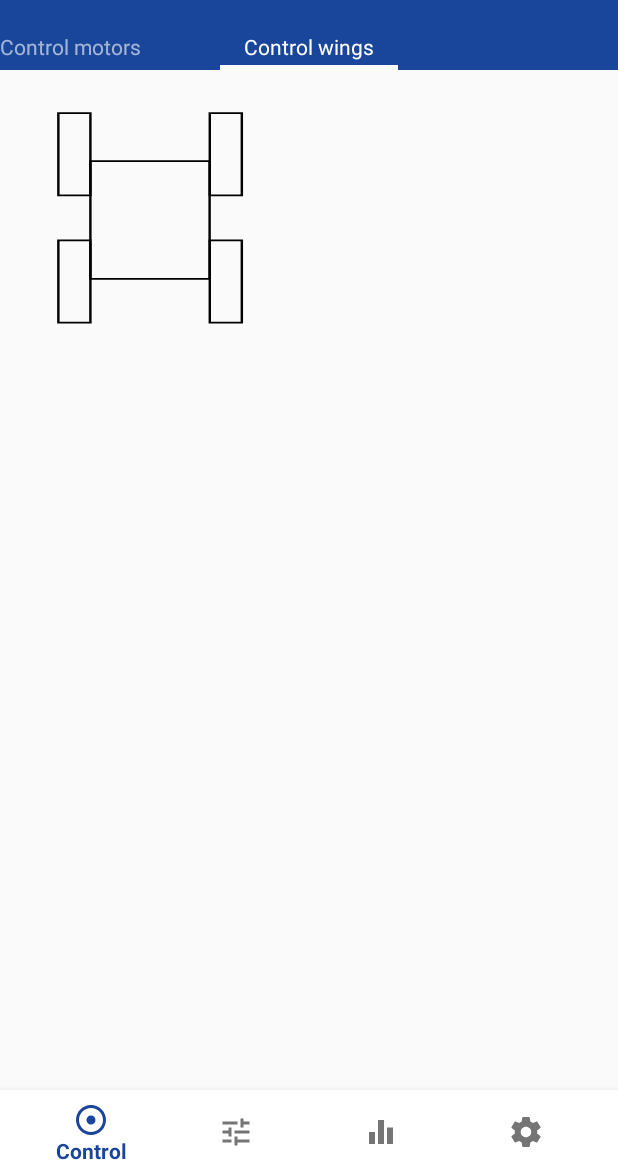
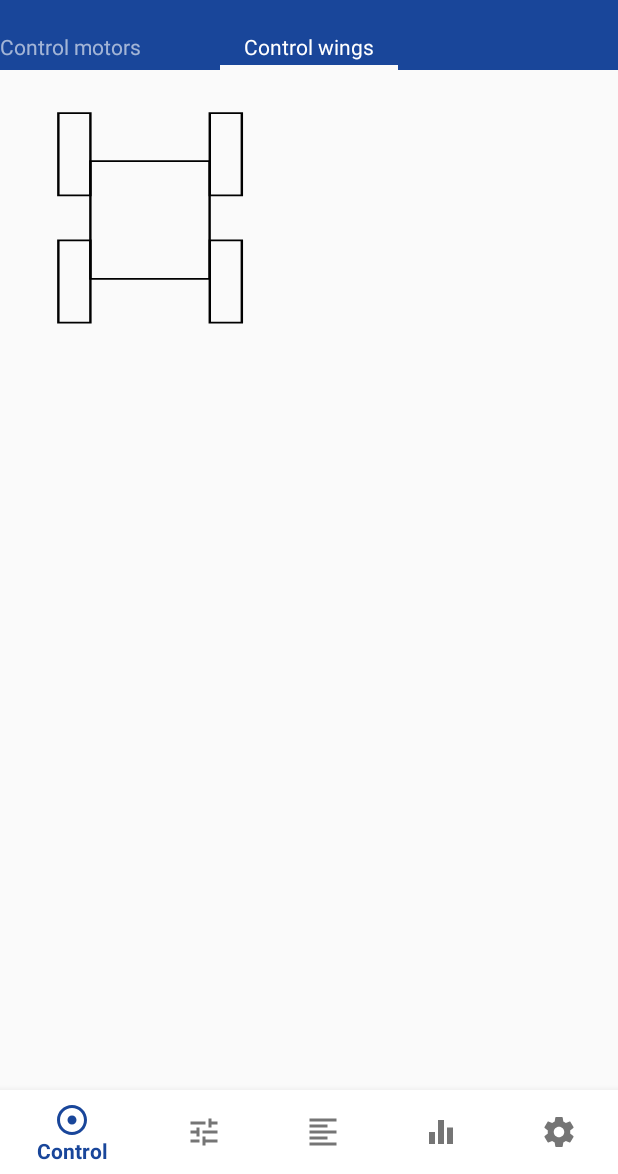
Before and after one commit to P8P-7/android-app, an Android app: the fragment LogFragment placed in its activity, after a tap on "Control wings", on a phone screen of 412 x 824 dp, the part 62-1236 px from its top. Run offline under Robolectric (Android 15) with nearby library versions, the phone set to English and light mode, and no system bars; our stand-ins replace Timber, androidx.preference; libraries missing offline, so code that uses them is left out: androidx.constraintlayout, belka.us.androidtoggleswitch, io.github.controlwear.virtual; plain views replace ConstraintLayout, ToggleSwitch; 24 statements that could not run were skipped.

```diff
--- a/app/src/main/java/nl/team_goliath/app/service/ZMQPublishService.java
+++ b/app/src/main/java/nl/team_goliath/app/service/ZMQPublishService.java
@@ -111,7 +111,6 @@ public class ZMQPublishService extends Service {
                     MessageCarrier message = messages.take();
                     zSocket.sendMore("" + message.getMessageCase().getNumber());
                     zSocket.send(message.toByteArray(), 0);
-                    Timber.v("Publisher send: %s", message.toString());
                 } catch (InterruptedException ignored) {
                 }
             }
--- a/app/src/main/java/nl/team_goliath/app/ui/StatisticsFragment.java
+++ b/app/src/main/java/nl/team_goliath/app/ui/LogFragment.java
@@ -18,7 +18,7 @@ import androidx.fragment.app.Fragment;
 import androidx.lifecycle.ViewModelProviders;
 import nl.team_goliath.app.R;
 import nl.team_goliath.app.adapter.MessageAdapter;
-import nl.team_goliath.app.databinding.StatisticsFragmentBinding;
+import nl.team_goliath.app.databinding.LogFragmentBinding;
 import nl.team_goliath.app.formatter.BatteryRepositoryFormatter;
 import nl.team_goliath.app.formatter.ConfigRepositoryFormatter;
 import nl.team_goliath.app.formatter.LogRepositoryFormatter;
@@ -32,24 +32,24 @@ import nl.team_goliath.app.viewmodel.RepositoryViewModel;
 /**
  * Main UI for the statistics screen.
  */
-public class StatisticsFragment extends Fragment {
+public class LogFragment extends Fragment {
     private RepositoryViewModel repositoryViewModel;
 
-    private AutoClearedValue<StatisticsFragmentBinding> binding;
+    private AutoClearedValue<LogFragmentBinding> binding;
     private AutoClearedValue<MessageAdapter> adapter;
 
     private BatteryRepositoryFormatter batteryRepositoryFormatter;
     private ConfigRepositoryFormatter configRepositoryFormatter;
     private LogRepositoryFormatter logRepositoryFormatter;
 
-    public static StatisticsFragment newInstance() {
-        return new StatisticsFragment();
+    public static LogFragment newInstance() {
+        return new LogFragment();
     }
 
     @Nullable
     @Override
     public View onCreateView(LayoutInflater inflater, @Nullable ViewGroup container, @Nullable Bundle savedInstanceState) {
-        StatisticsFragmentBinding dataBinding = DataBindingUtil.inflate(inflater, R.layout.statistics_fragment, container, false);
+        LogFragmentBinding dataBinding = DataBindingUtil.inflate(inflater, R.layout.log_fragment, container, false);
         binding = new AutoClearedValue<>(this, dataBinding);
         return dataBinding.getRoot();
     }
--- a/app/src/main/java/nl/team_goliath/app/ui/MainActivity.java
+++ b/app/src/main/java/nl/team_goliath/app/ui/MainActivity.java
@@ -254,8 +254,11 @@ public class MainActivity extends AppCompatActivity implements MessageListener,
             case R.id.action_presets:
                 frag = PresetsFragment.newInstance();
                 break;
+            case R.id.action_log:
+                frag = LogFragment.newInstance();
+                break;
             case R.id.action_statistics:
-                frag = StatisticsFragment.newInstance();
+                frag = LogFragment.newInstance();
                 break;
             case R.id.action_settings:
                 frag = PreferenceFragment.newInstance();
--- /dev/null
+++ b/app/src/main/res/drawable/ic_format_align_left_black_24dp.xml
@@ -0,0 +1,9 @@
+<vector xmlns:android="http://schemas.android.com/apk/res/android"
+        android:width="24dp"
+        android:height="24dp"
+        android:viewportWidth="24.0"
+        android:viewportHeight="24.0">
+    <path
+        android:fillColor="#FF000000"
+        android:pathData="M15,15L3,15v2h12v-2zM15,7L3,7v2h12L15,7zM3,13h18v-2L3,11v2zM3,21h18v-2L3,19v2zM3,3v2h18L21,3L3,3z"/>
+</vector>
--- a/app/src/main/res/layout/statistics_fragment.xml
+++ b/app/src/main/res/layout/log_fragment.xml
@@ -2,7 +2,7 @@
 <layout xmlns:android="http://schemas.android.com/apk/res/android"
     xmlns:app="http://schemas.android.com/apk/res-auto"
     xmlns:tools="http://schemas.android.com/tools"
-    tools:context=".ui.StatisticsFragment">
+    tools:context=".ui.LogFragment">
 
     <data>
 
--- a/app/src/main/res/menu/navigation_items.xml
+++ b/app/src/main/res/menu/navigation_items.xml
@@ -8,6 +8,10 @@
         android:icon="@drawable/ic_tune_black_24dp"
         android:title="@string/menu_robot_presets" />
     <item
+        android:id="@+id/action_log"
+        android:icon="@drawable/ic_format_align_left_black_24dp"
+        android:title="@string/menu_log" />
+    <item
         android:id="@+id/action_statistics"
         android:icon="@drawable/ic_equalizer_black_24dp"
         android:title="@string/menu_statistics" />
--- a/app/src/main/res/values/strings.xml
+++ b/app/src/main/res/values/strings.xml
@@ -14,6 +14,7 @@
 
     <string name="menu_robot_control">Control</string>
     <string name="menu_robot_presets">Presets</string>
+    <string name="menu_log">Log</string>
     <string name="menu_statistics">Statistics</string>
     <string name="menu_settings">Settings</string>
 
```
